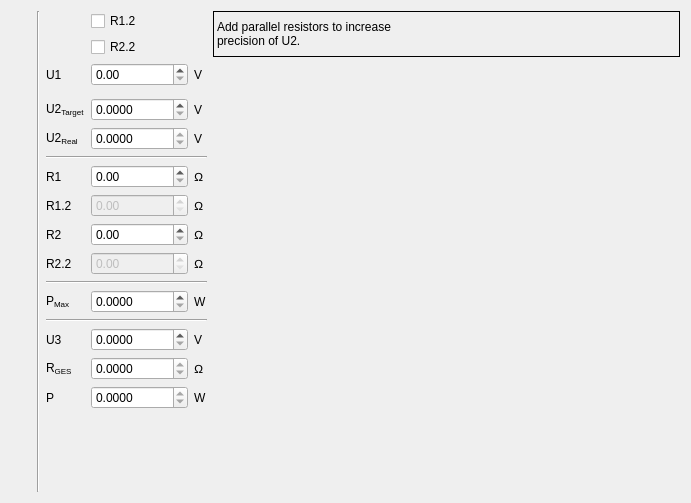
Old version of the form src/sheets/vodi.ui in the repository maxses/vodi.
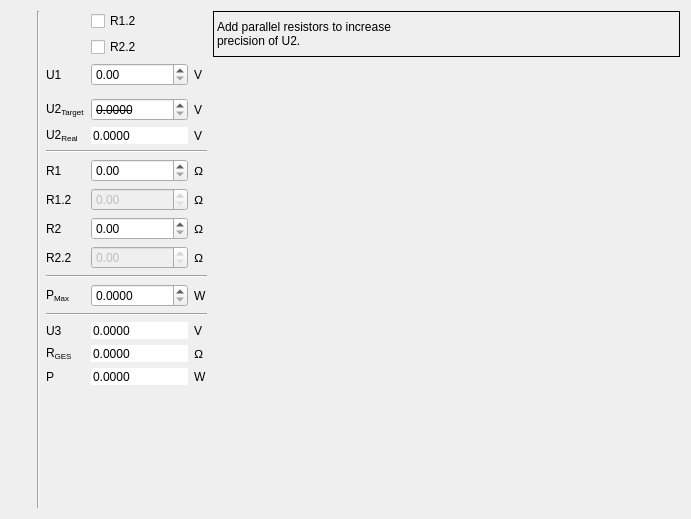
New version of the form. Icons and pictures are not drawn.

```diff
--- a/src/sheets/vodi.ui
+++ b/src/sheets/vodi.ui
@@ -7,7 +7,7 @@
     <x>0</x>
     <y>0</y>
     <width>691</width>
-    <height>503</height>
+    <height>519</height>
    </rect>
   </property>
   <property name="windowTitle">
@@ -43,6 +43,11 @@
    </item>
    <item row="6" column="3">
     <widget class="QDoubleSpinBox" name="spinU2Target">
+     <property name="font">
+      <font>
+       <strikeout>true</strikeout>
+      </font>
+     </property>
      <property name="decimals">
       <number>4</number>
      </property>
@@ -104,9 +109,15 @@
      <property name="enabled">
       <bool>true</bool>
      </property>
+     <property name="frame">
+      <bool>false</bool>
+     </property>
      <property name="readOnly">
       <bool>true</bool>
      </property>
+     <property name="buttonSymbols">
+      <enum>QAbstractSpinBox::ButtonSymbols::NoButtons</enum>
+     </property>
      <property name="decimals">
       <number>4</number>
      </property>
@@ -216,9 +227,15 @@
    </item>
    <item row="18" column="3">
     <widget class="QDoubleSpinBox" name="spinP">
+     <property name="frame">
+      <bool>false</bool>
+     </property>
      <property name="readOnly">
       <bool>true</bool>
      </property>
+     <property name="buttonSymbols">
+      <enum>QAbstractSpinBox::ButtonSymbols::NoButtons</enum>
+     </property>
      <property name="decimals">
       <number>4</number>
      </property>
@@ -293,9 +310,15 @@
      <property name="enabled">
       <bool>true</bool>
      </property>
+     <property name="frame">
+      <bool>false</bool>
+     </property>
      <property name="readOnly">
       <bool>true</bool>
      </property>
+     <property name="buttonSymbols">
+      <enum>QAbstractSpinBox::ButtonSymbols::NoButtons</enum>
+     </property>
      <property name="decimals">
       <number>4</number>
      </property>
@@ -391,6 +414,15 @@
    </item>
    <item row="16" column="3">
     <widget class="QDoubleSpinBox" name="spinU3">
+     <property name="frame">
+      <bool>false</bool>
+     </property>
+     <property name="readOnly">
+      <bool>true</bool>
+     </property>
+     <property name="buttonSymbols">
+      <enum>QAbstractSpinBox::ButtonSymbols::NoButtons</enum>
+     </property>
      <property name="decimals">
       <number>4</number>
      </property>
```
Left out of the diff: 16 changed lines with no effect on the pictures.
